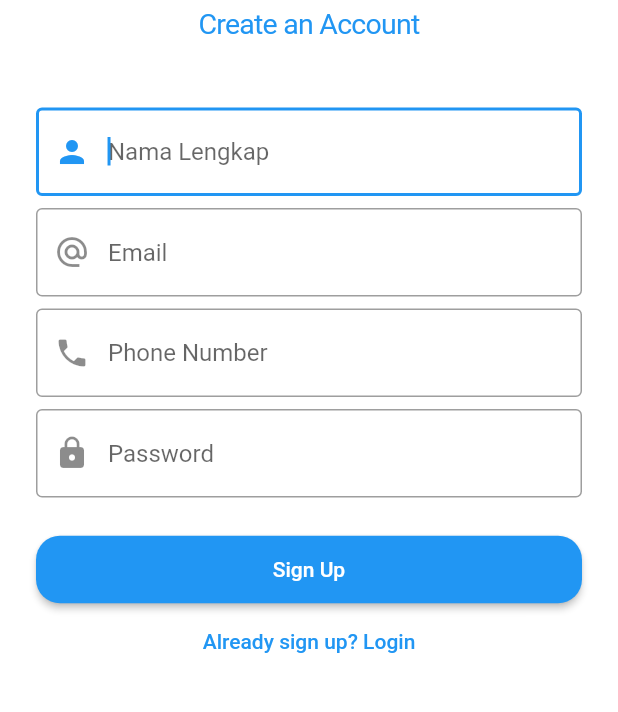
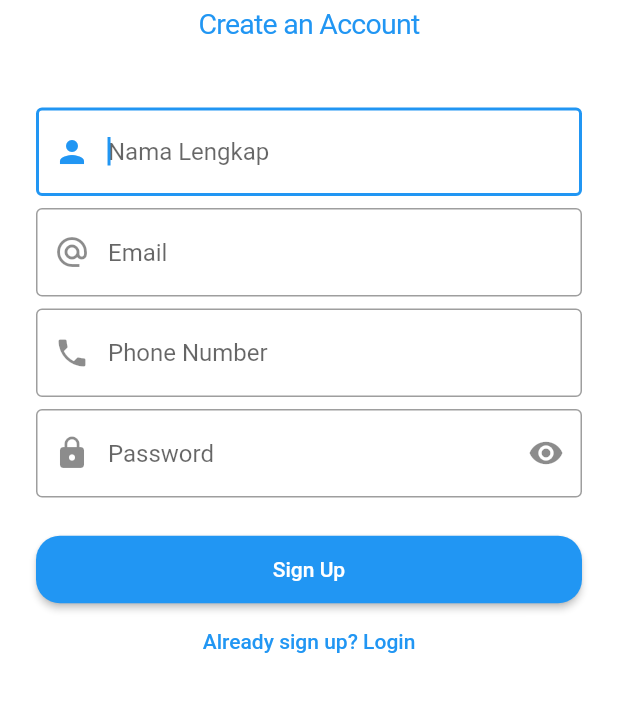
Before and after one commit to JodiKurniawan99/renthub_app, a Flutter app: the screen it shows after launch, after a tap on "Belum punya akun? klik disini", on a phone screen of 412 x 824 dp, the part 260-972 px from its top. Run offline on Flutter 3.47's test engine with Material 2 defaults, Android fonts, the phone set to English and light mode, and no system bars; our stand-ins replace cloud_firestore, fancy_bottom_navigation, firebase_auth, firebase_core, google_fonts; accounts and stored records are empty; network calls fail.

Commit message:
Add show/hide password in register

```diff
--- a/lib/screens/register_screen.dart
+++ b/lib/screens/register_screen.dart
@@ -102,6 +102,16 @@ class _RegisterScreen extends State<RegisterScreen> {
                   decoration: InputDecoration(
                     border: OutlineInputBorder(),
                     prefixIcon: Icon(Icons.lock),
+                    suffixIcon: IconButton(
+                      icon: Icon(_hiddenText
+                          ? Icons.visibility
+                          : Icons.visibility_off),
+                      onPressed: () {
+                        setState(() {
+                          _hiddenText = !_hiddenText;
+                        });
+                      },
+                    ),
                     hintText: 'Password',
                   ),
                 ),
```
